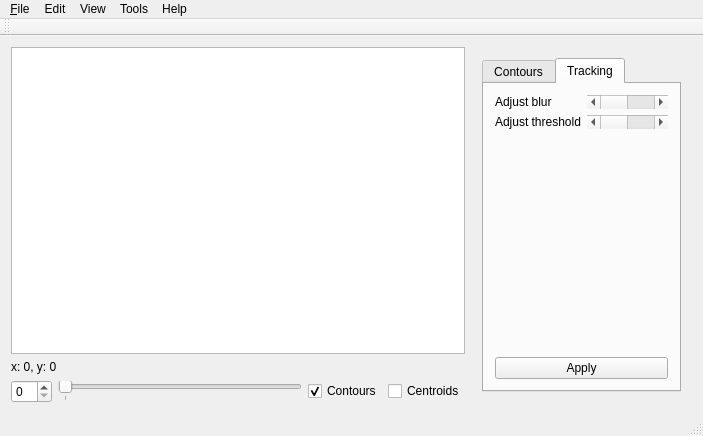
First picture: the form in mainwindow.ui, repository jonperdomo/polytracker, before the edit.
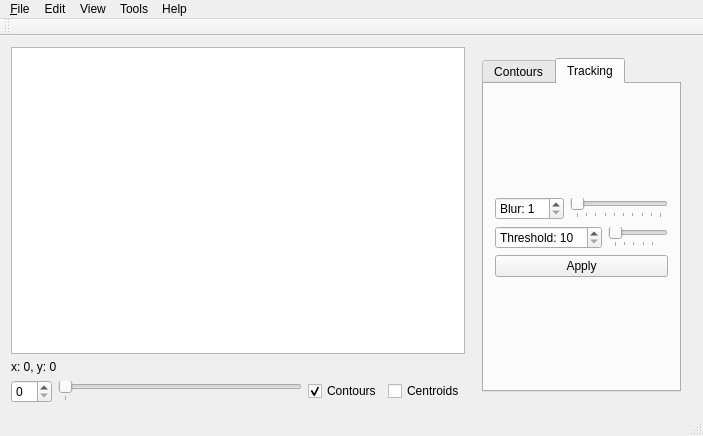
Second picture: the form after the edit. Custom widgets are drawn as their Qt base class.

Commit message: Tested and added working minimum, maximum values for blur and threshold.

```diff
--- a/mainwindow.ui
+++ b/mainwindow.ui
@@ -155,47 +155,91 @@
           <layout class="QVBoxLayout" name="verticalLayout_4">
            <item>
             <layout class="QVBoxLayout" name="trackingTabLayout">
-             <item>
-              <layout class="QFormLayout" name="trackingScrollBarLayout">
-               <item row="0" column="0">
-                <widget class="QLabel" name="blurLabel">
-                 <property name="text">
-                  <string>Adjust blur</string>
-                 </property>
-                </widget>
-               </item>
-               <item row="1" column="0">
-                <widget class="QLabel" name="thresholdLabel">
-                 <property name="text">
-                  <string>Adjust threshold</string>
-                 </property>
-                </widget>
-               </item>
-               <item row="1" column="1">
-                <widget class="QScrollBar" name="thresholdScrollBar">
-                 <property name="orientation">
-                  <enum>Qt::Horizontal</enum>
-                 </property>
-                </widget>
-               </item>
-               <item row="0" column="1">
-                <widget class="QScrollBar" name="blurScrollBar">
-                 <property name="orientation">
-                  <enum>Qt::Horizontal</enum>
-                 </property>
-                </widget>
-               </item>
-              </layout>
-             </item>
              <item>
               <layout class="QGridLayout" name="trackingButtonLayout">
-               <item row="0" column="0">
+               <item row="1" column="0">
                 <widget class="QPushButton" name="trackingApplyButton">
                  <property name="text">
                   <string>Apply</string>
                  </property>
                 </widget>
                </item>
+               <item row="0" column="0">
+                <layout class="QVBoxLayout" name="verticalLayout">
+                 <item>
+                  <layout class="QHBoxLayout" name="blurLayout">
+                   <item>
+                    <widget class="QSpinBox" name="blurSpinBox">
+                     <property name="prefix">
+                      <string>Blur: </string>
+                     </property>
+                     <property name="minimum">
+                      <number>1</number>
+                     </property>
+                     <property name="maximum">
+                      <number>10</number>
+                     </property>
+                    </widget>
+                   </item>
+                   <item>
+                    <widget class="QSlider" name="blurSlider">
+                     <property name="minimum">
+                      <number>1</number>
+                     </property>
+                     <property name="maximum">
+                      <number>10</number>
+                     </property>
+                     <property name="orientation">
+                      <enum>Qt::Horizontal</enum>
+                     </property>
+                     <property name="tickPosition">
+                      <enum>QSlider::TicksBelow</enum>
+                     </property>
+                     <property name="tickInterval">
+                      <number>1</number>
+                     </property>
+                    </widget>
+                   </item>
+                  </layout>
+                 </item>
+                 <item>
+                  <layout class="QHBoxLayout" name="thresholdLayout">
+                   <item>
+                    <widget class="QSpinBox" name="thresholdSpinBox">
+                     <property name="prefix">
+                      <string>Threshold: </string>
+                     </property>
+                     <property name="minimum">
+                      <number>10</number>
+                     </property>
+                     <property name="maximum">
+                      <number>255</number>
+                     </property>
+                    </widget>
+                   </item>
+                   <item>
+                    <widget class="QSlider" name="thresholdSlider">
+                     <property name="minimum">
+                      <number>10</number>
+                     </property>
+                     <property name="maximum">
+                      <number>255</number>
+                     </property>
+                     <property name="orientation">
+                      <enum>Qt::Horizontal</enum>
+                     </property>
+                     <property name="tickPosition">
+                      <enum>QSlider::TicksBelow</enum>
+                     </property>
+                     <property name="tickInterval">
+                      <number>50</number>
+                     </property>
+                    </widget>
+                   </item>
+                  </layout>
+                 </item>
+                </layout>
+               </item>
               </layout>
              </item>
             </layout>
```
Left out of the diff: 64 changed lines with no effect on the pictures. The commit also changes 2 other files.
